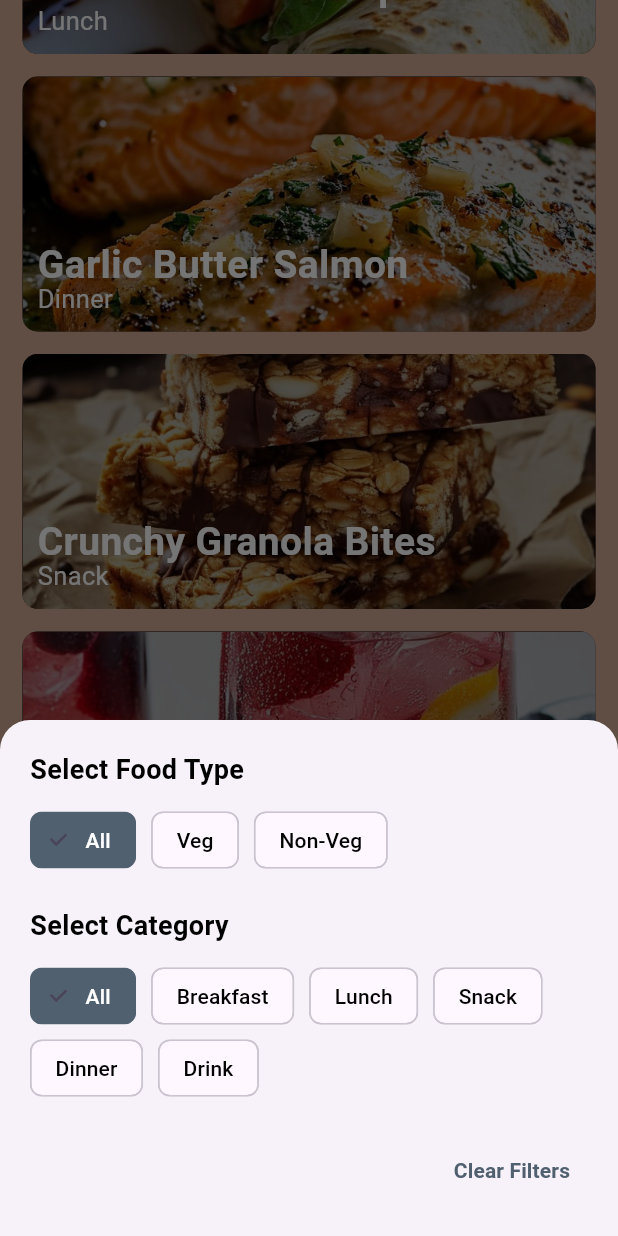
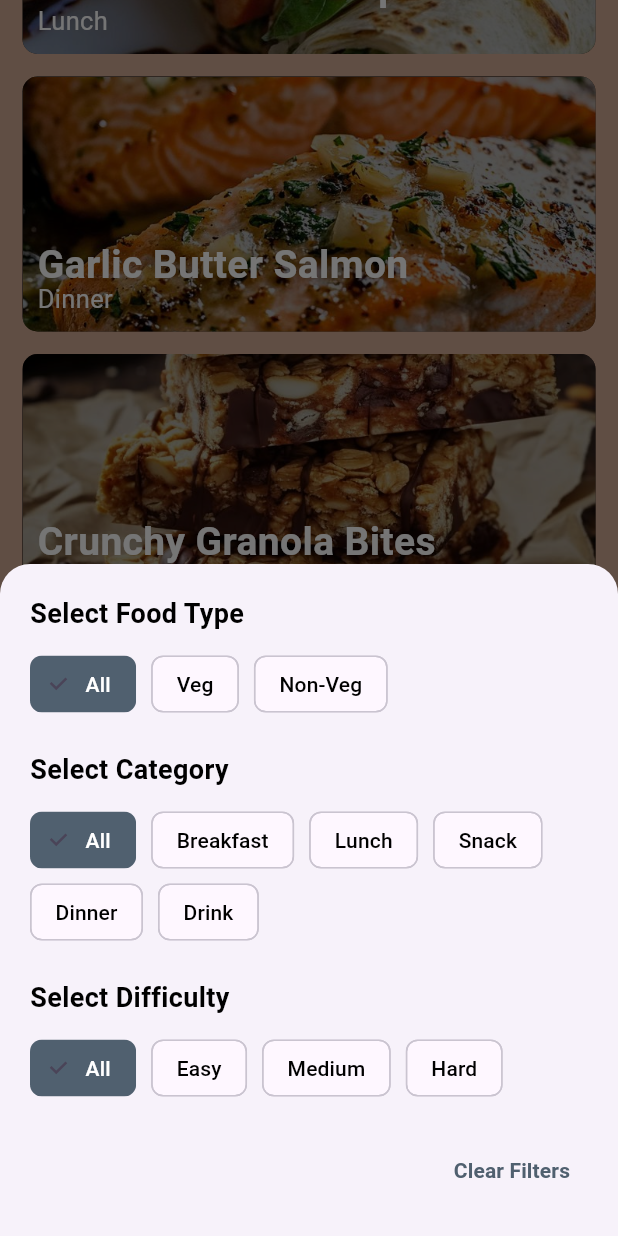
Before and after one commit to amnacm/savory_book, a Flutter app: the HomeScreen screen opened directly with empty values, scrolled down 576 dp, after a tap on "Filter", on a phone screen of 412 x 824 dp. Run offline on Flutter 3.47's test engine with Material 3 defaults, Android fonts, the phone set to English and light mode, and no system bars; our stand-ins replace dots_indicator, fluttericon, hive, hive_flutter, image_picker; accounts and stored records are empty; Roboto replaces fonts that are missing (LeagueSpartan).

Commit message:
added filter for level

```diff
--- a/lib/Screens/code_exractions/add_editform.dart
+++ b/lib/Screens/code_exractions/add_editform.dart
@@ -1,4 +1,5 @@
 import 'package:flutter/material.dart';
+import 'package:savory_book/main.dart';
 import 'package:savory_book/screens/code_exractions/custom_textfield.dart';
 import 'package:savory_book/screens/code_exractions/whole_custom_textfield.dart';
 import 'package:savory_book/functions/db_function.dart';
@@ -84,6 +85,8 @@ class _EditaddFormsState extends State<EditaddForms> {
 
   @override
   Widget build(BuildContext context) {
+    bool isDarkMode = themeNotifier.value;
+
     return Form(
         key: _formKey,
         child: Column(
@@ -130,7 +133,7 @@ class _EditaddFormsState extends State<EditaddForms> {
                 style: TextStyle(fontSize: 18),
               ),
               icon: const Icon(Icons.add_rounded),
-              style: TextButton.styleFrom(foregroundColor: Colors.black),
+              style: TextButton.styleFrom(foregroundColor: isDarkMode ? Colors.white : Colors.black),
             ),
 
             const SizedBox(
--- a/lib/Screens/code_exractions/whole_custom_textfield.dart
+++ b/lib/Screens/code_exractions/whole_custom_textfield.dart
@@ -1,5 +1,6 @@
 import 'package:flutter/material.dart';
 import 'package:savory_book/functions/nr_function.dart';
+import 'package:savory_book/main.dart';
 import 'package:savory_book/screens/code_exractions/custom_textfield.dart';
 
 class WholeCustomTextField extends StatefulWidget {
@@ -22,6 +23,8 @@ class WholeCustomTextField extends StatefulWidget {
 }
 
 class _WholeCustomTextFieldState extends State<WholeCustomTextField> {
+  final isDarkMode = themeNotifier.value;
+
   @override
   Widget build(BuildContext context) {
     return Column(
@@ -82,7 +85,7 @@ class _WholeCustomTextFieldState extends State<WholeCustomTextField> {
                   hintText: 'choose a category',
                   focusedBorder: OutlineInputBorder(
                     borderSide: BorderSide(
-                      color: Colors.black,
+                      color:isDarkMode ? Colors.white : Colors.black,
                     ),
                   ),
                 ),
--- a/lib/Screens/home/home_screen.dart
+++ b/lib/Screens/home/home_screen.dart
@@ -1,4 +1,5 @@
 import 'package:flutter/material.dart';
+import 'package:hive_flutter/adapters.dart';
 import 'package:savory_book/screens/code_exractions/hardcord_retrieve.dart';
 import 'package:savory_book/screens/code_exractions/home_db_retreive.dart';
 import 'package:savory_book/screens/drawer/drawer_screen.dart';
@@ -17,24 +18,19 @@ class HomeScreen extends StatefulWidget {
 
 class _HomeScreenState extends State<HomeScreen> {
   final _openDrawerKey = GlobalKey<ScaffoldState>();
-  final List<String> filters = [
-    "All",
-    "Breakfast",
-    "Lunch",
-    "Snack",
-    "Dinner",
-    "Drink"
-  ];
-
+  final List<String> filters = ["All", "Breakfast", "Lunch", "Snack", "Dinner", "Drink"];
   final List<String> foodTypeFilters = ["All", "Veg", "Non-Veg"];
+  final List<String> difficultyFilters = ["All", "Easy", "Medium", "Hard"];
 
   final _searchController = TextEditingController();
 
   String selectedItem = "All";
   String selectedFoodType = "All";
+  String selectedDifficulty = "All";
 
   List<Food> filteredFoodList = [];
   List<Map<String, String>> hardcodedFilteredItems = [];
+  late bool isDarkMode;
 
   @override
   void initState() {
@@ -42,6 +38,18 @@ class _HomeScreenState extends State<HomeScreen> {
     filteredFoodList = foodListNotifier.value;
     hardcodedFilteredItems = foodItems;
     _searchController.addListener(_filterItems);
+
+    final settingsBox = Hive.box('settingsBox');
+    isDarkMode = settingsBox.get('isDarkMode', defaultValue: false);
+
+    settingsBox.listenable().addListener(() {
+      final newDarkMode = settingsBox.get('isDarkMode');
+      if (newDarkMode != isDarkMode) {
+        setState(() {
+          isDarkMode = newDarkMode;
+        });
+      }
+    });
   }
 
   @override
@@ -57,22 +65,25 @@ class _HomeScreenState extends State<HomeScreen> {
     final hardcodedList = foodItems;
 
     setState(() {
-      filteredFoodList = foodList
-          .where((food) =>
-              (selectedItem == "All" || food.category == selectedItem) &&
-              (selectedFoodType == "All" ||
-                  food.type.toLowerCase() == selectedFoodType.toLowerCase()) &&
-              food.title.toLowerCase().contains(searchQuery))
-          .toList();
+      filteredFoodList = foodList.where((food) {
+        final matchesCategory = selectedItem == "All" || food.category == selectedItem;
+        final matchesType = selectedFoodType == "All" || food.type.toLowerCase() == selectedFoodType.toLowerCase();
+        final matchesDifficulty = selectedDifficulty == "All" || food.difficulty.toLowerCase() == selectedDifficulty.toLowerCase();
+        final matchesSearch = food.title.toLowerCase().contains(searchQuery);
+        return matchesCategory && matchesType && matchesDifficulty && matchesSearch;
+      }).toList();
 
-      hardcodedFilteredItems = hardcodedList
-          .where((food) =>
-              (selectedItem == "All" || food["category"] == selectedItem) &&
-              (selectedFoodType == "All" ||
-                  (food["type"] ?? "").toLowerCase() ==
-                      selectedFoodType.toLowerCase()) &&
-              (food["name"] ?? "").toLowerCase().contains(searchQuery))
-          .toList();
+      hardcodedFilteredItems = hardcodedList.where((food) {
+        final category = food["category"] ?? "";
+        final type = food["type"] ?? "";
+        final difficulty = food["difficulty"] ?? "";
+        final name = food["name"] ?? "";
+        final matchesCategory = selectedItem == "All" || category == selectedItem;
+        final matchesType = selectedFoodType == "All" || type.toLowerCase() == selectedFoodType.toLowerCase();
+        final matchesDifficulty = selectedDifficulty == "All" || difficulty.toLowerCase() == selectedDifficulty.toLowerCase();
+        final matchesSearch = name.toLowerCase().contains(searchQuery);
+        return matchesCategory && matchesType && matchesDifficulty && matchesSearch;
+      }).toList();
     });
   }
 
@@ -97,10 +108,7 @@ class _HomeScreenState extends State<HomeScreen> {
               mainAxisSize: MainAxisSize.min,
               crossAxisAlignment: CrossAxisAlignment.start,
               children: [
-                const Text(
-                  "Select Food Type",
-                  style: TextStyle(fontSize: 18, fontWeight: FontWeight.bold),
-                ),
+                const Text("Select Food Type", style: TextStyle(fontSize: 18, fontWeight: FontWeight.bold)),
                 const SizedBox(height: 10),
                 Wrap(
                   spacing: 10,
@@ -119,16 +127,13 @@ class _HomeScreenState extends State<HomeScreen> {
                       labelStyle: TextStyle(
                         color: selectedFoodType == type
                             ? Colors.white
-                            : Colors.black,
+                            : isDarkMode ? Colors.white70 : Colors.black,
                       ),
                     );
                   }).toList(),
                 ),
                 const SizedBox(height: 20),
-                const Text(
-                  "Select Category",
-                  style: TextStyle(fontSize: 18, fontWeight: FontWeight.bold),
-                ),
+                const Text("Select Category", style: TextStyle(fontSize: 18, fontWeight: FontWeight.bold)),
                 const SizedBox(height: 10),
                 Wrap(
                   spacing: 10,
@@ -147,7 +152,32 @@ class _HomeScreenState extends State<HomeScreen> {
                       labelStyle: TextStyle(
                         color: selectedItem == filter
                             ? Colors.white
-                            : Colors.black,
+                            : isDarkMode ? Colors.white70 : Colors.black,
+                      ),
+                    );
+                  }).toList(),
+                ),
+                const SizedBox(height: 20),
+                const Text("Select Difficulty", style: TextStyle(fontSize: 18, fontWeight: FontWeight.bold)),
+                const SizedBox(height: 10),
+                Wrap(
+                  spacing: 10,
+                  children: difficultyFilters.map((level) {
+                    return ChoiceChip(
+                      label: Text(level),
+                      selected: selectedDifficulty == level,
+                      onSelected: (selected) {
+                        setState(() {
+                          selectedDifficulty = level;
+                        });
+                        Navigator.pop(context);
+                        _filterItems();
+                      },
+                      selectedColor: const Color(0xFF50606F),
+                      labelStyle: TextStyle(
+                        color: selectedDifficulty == level
+                            ? Colors.white
+                            : isDarkMode ? Colors.white70 : Colors.black,
                       ),
                     );
                   }).toList(),
@@ -160,6 +190,7 @@ class _HomeScreenState extends State<HomeScreen> {
                       setState(() {
                         selectedItem = "All";
                         selectedFoodType = "All";
+                        selectedDifficulty = "All";
                         _searchController.clear();
                       });
                       Navigator.pop(context);
@@ -184,8 +215,12 @@ class _HomeScreenState extends State<HomeScreen> {
 
   @override
   Widget build(BuildContext context) {
+    final backgroundColor = isDarkMode ? const Color(0xFF121212) : const Color(0xFFD2AB94);
+    final textColor = isDarkMode ? Colors.white : const Color(0xFF50606F);
+    final cardColor = isDarkMode ? const Color(0xFF1E1E1E) : Colors.white;
+
     return Scaffold(
-      backgroundColor: const Color(0xFFD2AB94),
+      backgroundColor: backgroundColor,
       key: _openDrawerKey,
       drawer: DrawerWidget(),
       body: GestureDetector(
@@ -200,15 +235,12 @@ class _HomeScreenState extends State<HomeScreen> {
                 toolbarHeight: 80,
                 title: Row(
                   children: [
-                    Image.asset(
-                      'assets/images/logo.png',
-                      height: 70,
-                    ),
+                    Image.asset('assets/images/logo.png', height: 70),
                     const SizedBox(width: 5),
-                    const Text(
+                    Text(
                       'SavoryBook',
                       style: TextStyle(
-                        color: Color(0xFF50606F),
+                        color: const Color(0xFF3E2723),
                         fontSize: 25,
                         fontWeight: FontWeight.bold,
                       ),
@@ -217,20 +249,12 @@ class _HomeScreenState extends State<HomeScreen> {
                 ),
               ),
               Container(
-                width: double.infinity,
-                padding:
-                    const EdgeInsets.symmetric(horizontal: 10, vertical: 10),
+                padding: const EdgeInsets.symmetric(horizontal: 10, vertical: 10),
                 child: Row(
                   children: [
                     InkWell(
-                      onTap: () {
-                        _openDrawerKey.currentState?.openDrawer();
-                      },
-                      child: const Icon(
-                        Icons.menu_rounded,
-                        size: 40,
-                        color: Colors.white,
-                      ),
+                      onTap: () => _openDrawerKey.currentState?.openDrawer(),
+                      child: Icon(Icons.menu_rounded, size: 40, color: textColor),
                     ),
                     const SizedBox(width: 10),
                     Expanded(
@@ -241,13 +265,14 @@ class _HomeScreenState extends State<HomeScreen> {
                         ),
                         child: TextField(
                           controller: _searchController,
-                          decoration: const InputDecoration(
+                          decoration: InputDecoration(
                             hintText: 'Search...',
-                            prefixIcon:
-                                Icon(Icons.search, color: Color(0xFF50606F)),
+                            hintStyle: TextStyle(color: Colors.grey.withOpacity(0.6)),
+                            prefixIcon: Icon(Icons.search, color: Colors.grey),
                             border: InputBorder.none,
                           ),
-                          cursorColor: Color(0xFFD2AB94),
+                          cursorColor: textColor,
+                          style: TextStyle(color: textColor),
                         ),
                       ),
                     ),
@@ -260,23 +285,15 @@ class _HomeScreenState extends State<HomeScreen> {
                 child: Column(
                   crossAxisAlignment: CrossAxisAlignment.start,
                   children: [
-                    const Text(
-                      'Categories',
-                      style:
-                          TextStyle(fontSize: 30, fontWeight: FontWeight.w600),
-                    ),
+                    Text('Categories',
+                        style: TextStyle(fontSize: 30, fontWeight: FontWeight.w600, color: textColor)),
                     const SizedBox(height: 10),
-                    if (filteredFoodList.isEmpty &&
-                        hardcodedFilteredItems.isEmpty)
-                      const Padding(
-                        padding: EdgeInsets.only(top: 50),
+                    if (filteredFoodList.isEmpty && hardcodedFilteredItems.isEmpty)
+                      Padding(
+                        padding: const EdgeInsets.only(top: 50),
                         child: Center(
-                          child: Text(
-                            'No items found...',
-                            style: TextStyle(
-                              fontSize: 18,
-                            ),
-                          ),
+                          child: Text('No items found...',
+                              style: TextStyle(fontSize: 18, color: textColor)),
                         ),
                       )
                     else ...[
@@ -284,9 +301,7 @@ class _HomeScreenState extends State<HomeScreen> {
                         selectedItem: selectedItem,
                         searchController: _searchController,
                       ),
-                      HardcodeRetreive(
-                        hardcodedFilteredItems: hardcodedFilteredItems,
-                      ),
+                      HardcodeRetreive(hardcodedFilteredItems: hardcodedFilteredItems),
                     ]
                   ],
                 ),
@@ -296,12 +311,10 @@ class _HomeScreenState extends State<HomeScreen> {
         ),
       ),
       floatingActionButton: FloatingActionButton.extended(
-        onPressed: () {
-          _showFilterBottomSheet(context);
-        },
-        icon: const Icon(Icons.filter_list),
-        label: const Text("Filter"),
-        backgroundColor: Colors.white,
+        onPressed: () => _showFilterBottomSheet(context),
+        icon: Icon(Icons.filter_list, color: textColor),
+        label: Text("Filter", style: TextStyle(color: textColor)),
+        backgroundColor: cardColor,
       ),
     );
   }
--- a/lib/Screens/profile/user_edit_screen.dart
+++ b/lib/Screens/profile/user_edit_screen.dart
@@ -2,6 +2,7 @@ import 'dart:io';
 import 'package:flutter/material.dart';
 import 'package:image_picker/image_picker.dart';
 import 'package:savory_book/Functions/db_function.dart';
+import 'package:savory_book/main.dart';
 import 'package:savory_book/screens/code_exractions/custom_textfield.dart';
 import 'package:savory_book/functions/nr_function.dart';
 import 'package:savory_book/functions/snackbar.dart';
@@ -35,6 +36,7 @@ class _UserEditScreenState extends State<UserEditScreen> {
 
   @override
   Widget build(BuildContext context) {
+    bool isDarkMode = themeNotifier.value;
     bool screenWidth = MediaQuery.of(context).size.width > 450;
 
     return SafeArea(
@@ -50,7 +52,7 @@ class _UserEditScreenState extends State<UserEditScreen> {
                     width: double.infinity,
                     height: screenWidth ? 500 : 640,
                     decoration: BoxDecoration(
-                      color: Colors.white,
+                      color:isDarkMode ? Colors.black : Colors.white,
                     ),
                     child: Column(
                       children: [
--- a/lib/main.dart
+++ b/lib/main.dart
@@ -18,7 +18,10 @@ void main() async {
   await Hive.openBox<User>('userBox');
   await Hive.openBox<Food>('foodBox');
   await Hive.openBox<MealPlannerModel>('mealBox');
+  await Hive.openBox('settingsBox');
 
+ final settingsBox = Hive.box('settingsBox');
+  themeNotifier.value = settingsBox.get('isDarkMode',defaultValue: false);
   SystemChrome.setSystemUIOverlayStyle(
     const SystemUiOverlayStyle(
       statusBarColor: Color(0x3C000000),
@@ -55,7 +58,7 @@ class MyApp extends StatelessWidget {
                   textTheme: ThemeData.light().textTheme.apply(
                       fontFamily: 'LeagueSpartan', bodyColor: Colors.black),
                   inputDecorationTheme:
-                      _inputDecorationBuilder(const Color(0xFFE27619)),
+                      _inputDecorationBuilder(const Color(0xFFD2AE95)),
                 ),
           home: const Splashscreen(),
         );
```
Also changed, not shown: lib/Screens/add/add_screen.dart (+8 -3 lines), lib/Screens/drawer/settings.dart (+31 -3 lines), lib/Screens/drawer/your_special.dart (+5 -11 lines), lib/widgets/bottom_navigation.dart (+10 -2 lines), 125 other files.
